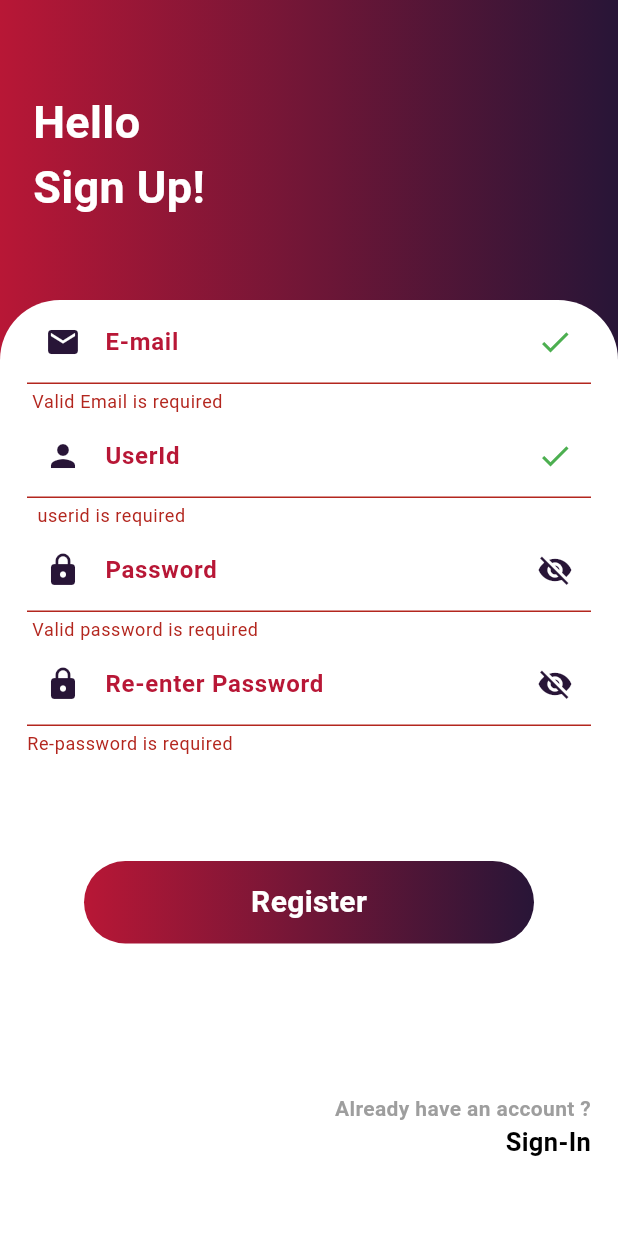
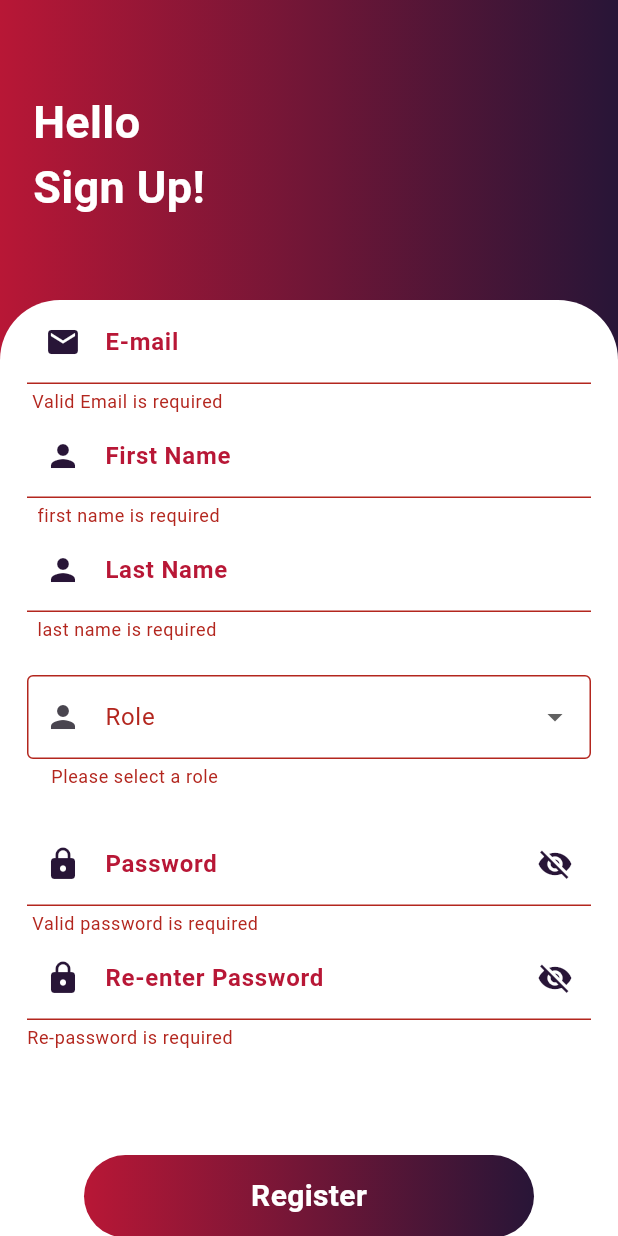
Before and after one commit to siddhant0210/educ, a Flutter app: the RegisterScreen screen opened by its route, after a tap on "Register", on a phone screen of 412 x 824 dp. Run offline on Flutter 3.47's test engine with Material 3 defaults, Android fonts, the phone set to English and light mode, and no system bars; our stand-ins replace dio, flutter_secure_storage, logger, retrofit, shared_preferences; accounts and stored records are empty; generated files the repository leaves out were written again; network calls fail.

Commit message:
Signup changes

```diff
--- a/lib/networking/user.dart
+++ b/lib/networking/user.dart
@@ -20,12 +20,16 @@ class User{
 @JsonSerializable()
 class Register{
   final String? email;
-  final String? name;
+  final String? firstName;
+  final String? lastName;
+  final String? role;
   final String? password;
 
   Register({
     this.email,
-    this.name,
+    this.firstName,
+    this.lastName,
+    this.role,
     this.password,
   });
 
--- a/lib/services/api_services.dart
+++ b/lib/services/api_services.dart
@@ -1,4 +1,4 @@
-import 'package:dio/dio.dart';
+import 'package:dio/dio.dart' hide Headers;
 import 'package:e_learningapp/networking/course.dart';
 import 'package:e_learningapp/networking/user.dart';
 import 'package:retrofit/http.dart';
@@ -10,13 +10,13 @@ part 'api_services.g.dart';
 abstract class ApiService {
   factory ApiService(Dio dio, {String baseUrl}) = _ApiService;
 
-  @POST("login")
+  @POST("auth/login")
   Future<User> login(@Body() Map<String, dynamic> loginData);
 
   @POST("auth/signup")
   Future<Register> register(@Body() Map<String, dynamic> registerData);
 
-  @GET("products")
+  @GET("auth/getAllCourses")
   Future<List<Course>> fetchData();
 }
 
--- a/lib/view_models/login_viewmodel.dart
+++ b/lib/view_models/login_viewmodel.dart
@@ -24,15 +24,15 @@ class LoginViewModel extends ChangeNotifier {
       _isloading = true;
       notifyListeners();
 
-      final loginData = {'username': email, 'password': password};
+      final loginData = {'email': email, 'password': password};
       await _apiService.login(loginData);
-      // logic of login
+
 
       // Save user data in SharedPreferences
       SharedPreferences pref = await SharedPreferences.getInstance();
 
       pref.setBool('isLogged', true);
-      pref.setString('username', email);
+      pref.setString('email', email);
 
       // Update login status
       _isLogged = true;
@@ -48,7 +48,7 @@ class LoginViewModel extends ChangeNotifier {
   }
 
   Future<void> retrieveUserData() async {
-    _username = await _secureStorage.read(key: 'username');
+    _username = await _secureStorage.read(key: 'email');
     _password = await _secureStorage.read(key: 'password');
     notifyListeners();
   }
--- a/lib/view_models/register_viewmodel.dart
+++ b/lib/view_models/register_viewmodel.dart
@@ -13,14 +13,16 @@ class RegisterViewModel extends ChangeNotifier {
 
   set _error(String error) {}
 
-  Future<void> register(String username, String email, String password) async {
+  Future<void> register(String email, String firstName,String lastName,String role, String password) async {
     try {
       _isloading = true;
       notifyListeners();
 
       final registerData = {
-        'username': username,
         'email': email,
+        'firstName': firstName,
+        'lastName': lastName,
+        'accountType': role,
         'password': password
       };
       await _apiService.register(registerData);
--- a/lib/views/auth/login/login_screen.dart
+++ b/lib/views/auth/login/login_screen.dart
@@ -18,8 +18,8 @@ class LoginScreen extends StatefulWidget {
 class _LoginScreenState extends State<LoginScreen> {
   final _formKey = GlobalKey<FormState>();
   final Logger logger = Logger();
-  TextEditingController emailController = TextEditingController();
-  TextEditingController passwordController = TextEditingController();
+  TextEditingController emailController = TextEditingController(text: "abhyudayadev123@gmail.com");
+  TextEditingController passwordController = TextEditingController(text: "Abhyudaya@2002");
   bool _isSecuredPassword = true;
 
   @override
@@ -80,7 +80,7 @@ class _LoginScreenState extends State<LoginScreen> {
                             controller: emailController,
                             validator: (value) {
                               if (value!.isEmpty) {
-                                return 'userid is required';
+                                return 'email is required';
                               }
 
                               return null;
@@ -93,7 +93,7 @@ class _LoginScreenState extends State<LoginScreen> {
                                   color: Colors.green,
                                 ),
                                 label: Text(
-                                  'UserId',
+                                  'email',
                                   style: TextStyle(
                                       fontWeight: FontWeight.bold,
                                       color: Color(0xffB81736)),
--- a/lib/views/auth/register/register_screen.dart
+++ b/lib/views/auth/register/register_screen.dart
@@ -18,11 +18,17 @@ class _RegisterScreenState extends State<RegisterScreen> {
   final _formKey = GlobalKey<FormState>();
   final Logger logger = Logger();
   TextEditingController emailController = TextEditingController();
-  TextEditingController userController = TextEditingController();
+  TextEditingController firstNameController = TextEditingController();
+  TextEditingController lastNameController = TextEditingController();
   TextEditingController passwordController = TextEditingController();
+  TextEditingController roleController = TextEditingController();
   // ignore: prefer_typing_uninitialized_variables, non_constant_identifier_names
   var confirm_password;
   bool _isSecuredPassword = true;
+  bool isEmailValid = false;
+  bool isFirstNameValid = false;
+  bool isLastNameValid = false;
+  String? selectedRole;
   @override
   Widget build(BuildContext context) {
     return Scaffold(body: Consumer<RegisterViewModel>(
@@ -75,16 +81,22 @@ class _RegisterScreenState extends State<RegisterScreen> {
                               if (!value!.isValidEmail) {
                                 return ' Valid Email is required';
                               }
+
                               return null;
                             },
-                            decoration: const InputDecoration(
-                                prefixIcon:
-                                    Icon(Icons.mail, color: Color(0xff281537)),
-                                suffixIcon: Icon(
-                                  Icons.check,
-                                  color: Colors.green,
-                                ),
-                                label: Text(
+                            onChanged: (value) {
+                              setState(() {
+                                isEmailValid = value.isValidEmail;
+                              });
+                            },
+                            decoration: InputDecoration(
+                                prefixIcon: const Icon(Icons.mail,
+                                    color: Color(0xff281537)),
+                                suffixIcon: isEmailValid
+                                    ? const Icon(Icons.check,
+                                        color: Colors.green)
+                                    : null,
+                                label: const Text(
                                   'E-mail',
                                   style: TextStyle(
                                       fontWeight: FontWeight.bold,
@@ -92,26 +104,65 @@ class _RegisterScreenState extends State<RegisterScreen> {
                                 )),
                           ),
                           TextFormField(
-                            controller: userController,
+                            controller: firstNameController,
                             validator: (value) {
                               if (value!.isEmpty) {
-                                return '  userid is required';
+                                return '  first name is required';
                               }
                               return null;
                             },
-                            decoration: const InputDecoration(
-                                prefixIcon: Icon(Icons.person,
+                            onChanged: (value) {
+                              setState(() {
+                                isFirstNameValid = value.isNotEmpty;
+                              });
+                            },
+                            decoration: InputDecoration(
+                                prefixIcon: const Icon(Icons.person,
                                     color: Color(0xff281537)),
-                                suffixIcon: Icon(
-                                  Icons.check,
-                                  color: Colors.green,
-                                ),
-                                label: Text(
-                                  'UserId',
+                                suffixIcon: isFirstNameValid
+                                    ? const Icon(Icons.check,
+                                        color: Colors.green)
+                                    : null,
+                                label: const Text(
+                                  'First Name',
                                   style: TextStyle(
                                       fontWeight: FontWeight.bold,
                                       color: Color(0xffB81736)),
                                 )),
+                          ),
+                          TextFormField(
+                            controller: lastNameController,
+                            validator: (value) {
+                              if (value!.isEmpty) {
+                                return '  last name is required';
+                              }
+                              return null;
+                            },
+                            onChanged: (value) {
+                              setState(() {
+                                isLastNameValid = value.isNotEmpty;
+                              });
+                            },
+                            decoration: InputDecoration(
+                                prefixIcon: const Icon(Icons.person,
+                                    color: Color(0xff281537)),
+                                suffixIcon: isLastNameValid
+                                    ? const Icon(Icons.check,
+                                        color: Colors.green)
+                                    : null,
+                                label: const Text(
+                                  'Last Name',
+                                  style: TextStyle(
+                                      fontWeight: FontWeight.bold,
+                                      color: Color(0xffB81736)),
+                                )),
+                          ),
+                          const SizedBox(
+                            height: 22,
+                          ),
+                          roleFormField(),
+                          const SizedBox(
+                            height: 22,
                           ),
                           TextFormField(
                             controller: passwordController,
@@ -177,8 +228,10 @@ class _RegisterScreenState extends State<RegisterScreen> {
                                       content: Text("Processing Data")),
                                 );
                                 await value.register(
-                                  userController.text.trim(),
                                   emailController.text.trim(),
+                                  firstNameController.text.trim(),
+                                  lastNameController.text.trim(),
+                                  roleController.text.trim(),
                                   passwordController.text.trim(),
                                 );
 
@@ -221,28 +274,21 @@ class _RegisterScreenState extends State<RegisterScreen> {
                             ),
                           ),
                           const SizedBox(
-                            height: 100,
+                            height: 10,
                           ),
                           Align(
-                            alignment: Alignment.bottomRight,
+                            alignment: Alignment.center,
                             child: Column(
                               mainAxisAlignment: MainAxisAlignment.end,
                               crossAxisAlignment: CrossAxisAlignment.end,
                               children: [
-                                const Text(
-                                  "Already have an account ?",
-                                  style: TextStyle(
-                                    fontWeight: FontWeight.bold,
-                                    color: Colors.grey,
-                                  ),
-                                ),
                                 GestureDetector(
                                   onTap: () {
                                     Navigator.pushNamed(
                                         context, RouteName.login);
                                   },
                                   child: const Text(
-                                    "Sign-In",
+                                    "Already have an account ?,Sign-In",
                                     style: TextStyle(
                                       fontWeight: FontWeight.bold,
                                       color: Colors.black,
@@ -266,6 +312,44 @@ class _RegisterScreenState extends State<RegisterScreen> {
     ));
   }
 
+  FormField<String> roleFormField() {
+  return FormField<String>(
+    builder: (FormFieldState<String> state) {
+      return DropdownButtonFormField<String>(
+        value: selectedRole,
+        onChanged: (newValue) {
+          setState(() {
+            selectedRole = newValue;
+            roleController.text = newValue ?? '';
+          });
+          state.didChange(newValue);
+        },
+        items: ['Student', 'Teacher']
+            .map<DropdownMenuItem<String>>(
+              (value) => DropdownMenuItem<String>(
+                value: value,
+                child: Text(value),
+              ),
+            )
+            .toList(),
+        decoration: const InputDecoration(
+          prefixIcon: Icon(Icons.person),
+          labelText: 'Role',
+          border: OutlineInputBorder(
+            borderSide: BorderSide(color: Color(0xffB81736)),
+          ),
+        ),
+        validator: (value) {
+          if (value == null || value.isEmpty) {
+            return 'Please select a role';
+          }
+          return null;
+        },
+      );
+    },
+  );
+}
+
   Widget togglePassword() {
     return IconButton(
       onPressed: () {
--- a/lib/views/pages/home/home.dart
+++ b/lib/views/pages/home/home.dart
@@ -23,7 +23,7 @@ class _HomePageState extends State<HomePage> {
   Future<void> loadUsername() async {
     SharedPreferences prefs = await SharedPreferences.getInstance();
     setState(() {
-      username = prefs.getString('username') ?? 'Champ';
+      username = prefs.getString('email') ?? 'Champ';
     });
   }
 
```
Also changed, not shown: lib/networking/user.g.dart, lib/services/api_services.g.dart.
